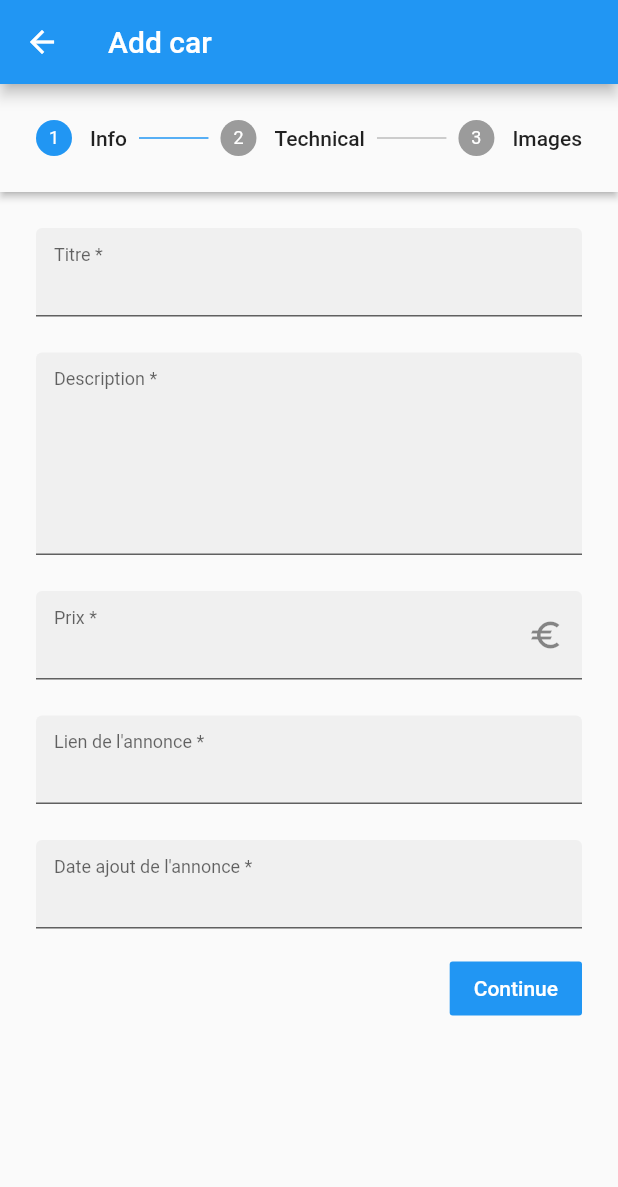
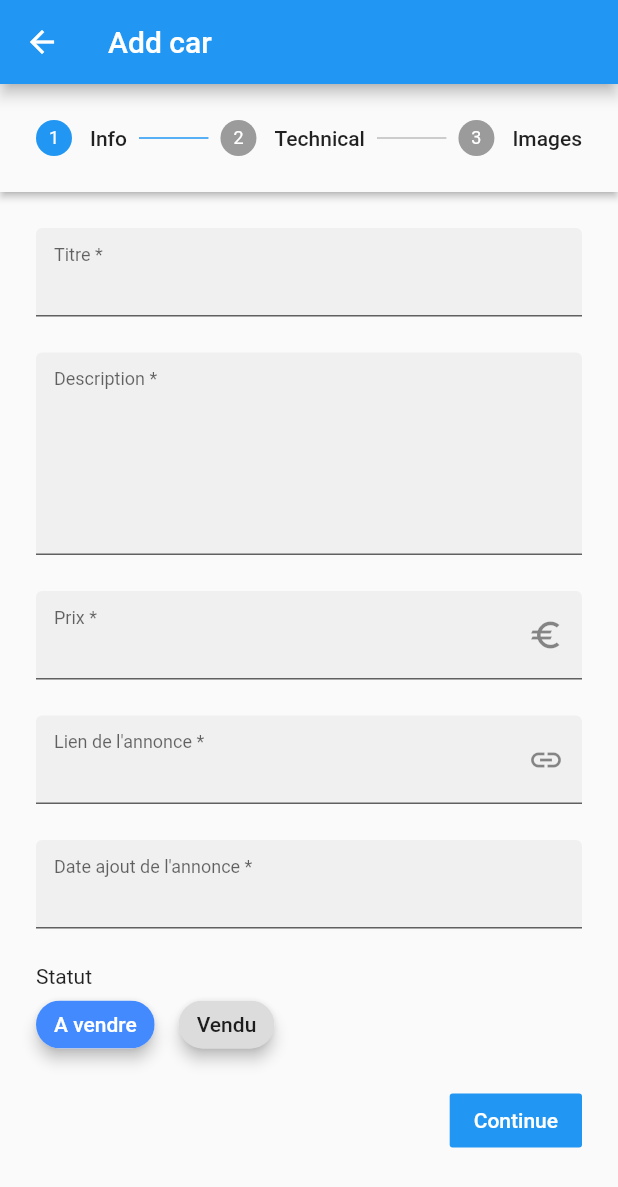
Before and after one commit to Pyozer/CarManager, a Flutter app: the screen it shows after launch, after a tap on the "add" icon, on a phone screen of 412 x 824 dp. Shown: the top 1187 px of the screen. Run offline on Flutter 3.47's test engine with Material 2 defaults, Android fonts, the phone set to English and light mode, and no system bars; our stand-ins replace firebase_core, firebase_storage, photo_view, reorderables, shared_preferences; accounts and stored records are empty; generated files the repository leaves out were written again; network calls fail.

Commit message:
feat(app): Many improvement, add edit, archive feature

```diff
--- a/lib/src/app.dart
+++ b/lib/src/app.dart
@@ -3,6 +3,7 @@ import 'package:flutter_gen/gen_l10n/app_localizations.dart';
 import 'package:flutter_localizations/flutter_localizations.dart';
 
 import 'modules/car/car_add.view.dart';
+import 'modules/car/car_archive_list.view.dart';
 import 'modules/car/car_details.view.dart';
 import 'modules/car/car_gallery.view.dart';
 import 'modules/car/car_list.view.dart';
@@ -12,12 +13,9 @@ import 'modules/settings/settings.view.dart';
 
 /// The Widget that configures your application.
 class MyApp extends StatelessWidget {
-  const MyApp({
-    Key? key,
-    required this.settingsController,
-  }) : super(key: key);
+  final SettingsController settingsController;
 
-  final SettingsController settingsController;
+  const MyApp({Key? key, required this.settingsController}) : super(key: key);
 
   @override
   Widget build(BuildContext context) {
@@ -54,21 +52,41 @@ class MyApp extends StatelessWidget {
           theme: lightTheme,
           darkTheme: darkTheme,
           themeMode: settingsController.themeMode,
-          onGenerateRoute: (RouteSettings routeSettings) {
+          onGenerateRoute: (RouteSettings settings) {
             return MaterialPageRoute<void>(
-              settings: routeSettings,
+              settings: settings,
               builder: (BuildContext context) {
-                switch (routeSettings.name) {
+                switch (settings.name) {
                   case SettingsView.routeName:
                     return SettingsView(controller: settingsController);
+
                   case FiltersView.routeName:
                     return const FiltersView();
+
                   case CarAddView.routeName:
-                    return CarAddView(controller: settingsController);
+                    final args = settings.arguments as CarAddViewArguments?;
+                    return CarAddView(
+                      controller: settingsController,
+                      baseCar: args?.baseCar,
+                    );
+
                   case CarDetailsView.routeName:
-                    return CarDetailsView(controller: settingsController);
+                    final args = settings.arguments as CarDetailsViewArguments;
+                    return CarDetailsView(
+                      controller: settingsController,
+                      carUUID: args.carUUID,
+                    );
+
                   case CarGalleryView.routeName:
-                    return const CarGalleryView();
+                    final args = settings.arguments as CarGalleryViewArguments;
+                    return CarGalleryView(
+                      imagesUrl: args.imagesUrl,
+                      defaultIndex: args.defaultIndex,
+                    );
+
+                  case CarArchiveListView.routeName:
+                    return CarArchiveListView(controller: settingsController);
+
                   case CarListView.routeName:
                   default:
                     return CarListView(controller: settingsController);
--- a/lib/src/modules/car/car_add.view.dart
+++ b/lib/src/modules/car/car_add.view.dart
@@ -1,7 +1,7 @@
-import 'dart:typed_data';
+import 'dart:convert';
 
+import 'package:flutter/foundation.dart';
 import 'package:flutter/material.dart';
-import 'package:flutter/services.dart';
 import 'package:collection/collection.dart';
 import 'package:intl/intl.dart';
 import 'package:reorderables/reorderables.dart';
@@ -18,18 +18,18 @@ import '../../widgets/add_image_square.widget.dart';
 import '../settings/settings.controller.dart';
 import 'widget/add_image_dialog.widget.dart';
 
-Future<Uint8List?> networkImageData(String imageUrl) async {
-  try {
-    final imageData = await NetworkAssetBundle(Uri.parse(imageUrl)).load('');
-    return imageData.buffer.asUint8List();
-  } catch (_) {}
-  return null;
+class CarAddViewArguments {
+  final Car? baseCar;
+
+  CarAddViewArguments({this.baseCar});
 }
 
 class CarAddView extends StatefulWidget {
   final SettingsController controller;
+  final Car? baseCar;
 
-  const CarAddView({Key? key, required this.controller}) : super(key: key);
+  const CarAddView({Key? key, required this.controller, this.baseCar})
+      : super(key: key);
 
   static const routeName = '/car_add';
 
@@ -43,29 +43,49 @@ class _CarAddViewState extends State<CarAddView> {
     GlobalKey<FormState>(),
     GlobalKey<FormState>(),
   ];
-  final _titleController = TextEditingController();
-  final _descController = TextEditingController();
-  final _kmController = TextEditingController();
-  final _monthController = TextEditingController();
-  final _yearController = TextEditingController();
-  final _hpController = TextEditingController();
-  final _priceController = TextEditingController();
-  final _adUrlController = TextEditingController();
-  final _adDateController = TextEditingController();
-  final _plateController = TextEditingController();
-  final _vinController = TextEditingController();
+  late final TextEditingController _titleController;
+  late final TextEditingController _descController;
+  late final TextEditingController _kmController;
+  late final TextEditingController _monthController;
+  late final TextEditingController _yearController;
+  late final TextEditingController _hpController;
+  late final TextEditingController _priceController;
+  late final TextEditingController _adUrlController;
+  late final TextEditingController _adDateController;
+  late final TextEditingController _plateController;
+  late final TextEditingController _vinController;
 
   late final Validator _validator;
 
   int _currentStep = 0;
   bool _isLoading = false;
 
-  final List<String> _imagesUrl = [];
+  List<String> _imagesUrl = [];
   Map<String, dynamic> car = {
     'uuid': const Uuid().v4(),
     'handDrive': HandDrive.left.name,
     'isSold': false,
   };
+
+  @override
+  void initState() {
+    super.initState();
+    if (widget.baseCar != null) {
+      car = jsonDecode(jsonEncode(widget.baseCar!.toJSON()));
+    }
+    _titleController = TextEditingController(text: car['title']);
+    _descController = TextEditingController(text: car['description']);
+    _kmController = TextEditingController(text: car['kms']?.toString());
+    _monthController = TextEditingController(text: car['month']?.toString());
+    _yearController = TextEditingController(text: car['year']?.toString());
+    _hpController = TextEditingController(text: car['hp']?.toString());
+    _priceController = TextEditingController(text: car['price']?.toString());
+    _adUrlController = TextEditingController(text: car['adUrl']);
+    _adDateController = TextEditingController(text: car['adDate']);
+    _plateController = TextEditingController(text: car['plate']);
+    _vinController = TextEditingController(text: car['vin']);
+    _imagesUrl = List<String>.from(car['imagesUrl'] ?? []);
+  }
 
   @override
   void didChangeDependencies() {
@@ -92,14 +112,26 @@ class _CarAddViewState extends State<CarAddView> {
   Future<void> _addCar() async {
     setState(() => _isLoading = true);
 
+    if (widget.baseCar == null ||
+        !listEquals(widget.baseCar!.imagesUrl, _imagesUrl)) {
+      // Download all images
+      final imagesData = await Future.wait(
+        _imagesUrl.mapIndexed((index, imageUrl) => networkImageData(imageUrl)),
+      );
+
+      // Delete current saved images to avoid duplicates in storage
       final imageStoragePath = 'images/${car['uuid']}';
+      await deleteAllFromStorage(imageStoragePath);
+
+      // Upload images previously downloaded
       final imagesStorageUrls = await Future.wait(
-      _imagesUrl.mapIndexed((index, imageUrl) {
-        return saveImageToStorage(imageUrl, imageStoragePath, index);
+        imagesData.whereNotNull().mapIndexed((index, imageUrl) {
+          return saveToStorage(imageUrl, imageStoragePath, index);
         }),
       );
 
       if (imagesStorageUrls.any((img) => img == null)) {
+        setState(() => _isLoading = false);
         ScaffoldMessenger.of(context).showSnackBar(
           SnackBar(
             content: const Text(
@@ -114,11 +146,19 @@ class _CarAddViewState extends State<CarAddView> {
       }
 
       car['imagesUrl'] = imagesStorageUrls;
+    }
     final newCar = Car.fromJSON(car);
+
+    if (widget.baseCar != null) {
+      final index = widget.controller.carsSaved.indexWhere(
+        (car) => car.uuid == widget.baseCar!.uuid,
+      );
+      widget.controller.carsSaved[index] = newCar;
+      await widget.controller.updateCarsSaved(widget.controller.carsSaved);
+    } else {
       await widget.controller.addCar(newCar);
+    }
     Navigator.of(context).pop();
-
-    setState(() => _isLoading = false);
   }
 
   void _updateCarValue(String fieldKey, dynamic value) {
@@ -207,7 +247,9 @@ class _CarAddViewState extends State<CarAddView> {
         controller: _adUrlController,
         autovalidateMode: AutovalidateMode.onUserInteraction,
         keyboardType: TextInputType.url,
-        decoration: inputDeco(labelText: 'Lien de l\'annonce *'),
+        decoration: inputDeco(labelText: 'Lien de l\'annonce *').copyWith(
+          suffixIcon: const Icon(Icons.link),
+        ),
         onChanged: (value) => _updateCarValue('adUrl', value),
         validator: _validator.noEmpty,
       ),
@@ -234,6 +276,28 @@ class _CarAddViewState extends State<CarAddView> {
           _updateCarValue('adDate', date.toIso8601String());
         },
         validator: _validator.noEmpty,
+      ),
+      Column(
+        mainAxisSize: MainAxisSize.min,
+        crossAxisAlignment: CrossAxisAlignment.stretch,
+        children: [
+          const Text('Statut'),
+          Wrap(
+            spacing: 16,
+            children: [false, true].map((isSold) {
+              return ChoiceChip(
+                label: Text(isSold ? 'Vendu' : 'A vendre'),
+                labelStyle: isSold == car['isSold']
+                    ? const TextStyle(color: Colors.white)
+                    : null,
+                elevation: 4,
+                selectedColor: Theme.of(context).colorScheme.secondary,
+                selected: isSold == car['isSold'],
+                onSelected: (_) => _updateCarValue('isSold', isSold),
+              );
+            }).toList(),
+          ),
+        ],
       ),
     ].superJoin(const SizedBox(height: 24));
   }
@@ -398,7 +462,7 @@ class _CarAddViewState extends State<CarAddView> {
           ? FloatingActionButton.extended(
               onPressed: !_isLoading ? _addCar : null,
               label: _isLoading
-                  ? const Text('Ajout en cours')
+                  ? const Text('Ajout en cours…')
                   : const Text('Ajouter'),
               icon: _isLoading ? _buildLoader() : const Icon(Icons.add),
             )
@@ -425,8 +489,11 @@ class _CarAddViewState extends State<CarAddView> {
           }
           setState(() => _currentStep = step);
         },
-        onStepCancel:
-            _currentStep > 0 ? () => setState(() => _currentStep--) : null,
+        onStepCancel: _currentStep > 0
+            ? () {
+                setState(() => _currentStep--);
+              }
+            : null,
         steps: [
           _buildStep(
             title: 'Info',
--- a/lib/src/modules/car/car_list.view.dart
+++ b/lib/src/modules/car/car_list.view.dart
@@ -2,25 +2,22 @@ import 'package:flutter/material.dart';
 import 'package:flutter_gen/gen_l10n/app_localizations.dart';
 
 import 'car_add.view.dart';
+import 'car_archive_list.view.dart';
 import 'widget/car_card.widget.dart';
 import '../filters/filters.view.dart';
 import '../settings/settings.controller.dart';
 import '../settings/settings.view.dart';
 
-/// Displays a list of SampleItems.
 class CarListView extends StatelessWidget {
-  const CarListView({
-    Key? key,
-    required this.controller,
-  }) : super(key: key);
+  final SettingsController controller;
+
+  const CarListView({Key? key, required this.controller}) : super(key: key);
 
   static const routeName = '/';
 
-  final SettingsController controller;
-
   @override
   Widget build(BuildContext context) {
-    final carsSaved = controller.carsSaved;
+    final cars = controller.carsSaved.where((car) => !car.isArchive).toList();
 
     return Scaffold(
       appBar: AppBar(
@@ -36,14 +33,25 @@ class CarListView extends StatelessWidget {
         ),
         actions: [
           IconButton(
-            onPressed: () => Navigator.of(context).pushNamed(CarAddView.routeName),
+            icon: const Icon(Icons.add),
             color: Theme.of(context).colorScheme.onSurface,
-            icon: const Icon(Icons.add),
+            onPressed: () {
+              Navigator.of(context).pushNamed(CarAddView.routeName);
+            },
           ),
           IconButton(
-            onPressed: () => Navigator.of(context).pushNamed(SettingsView.routeName),
+            icon: const Icon(Icons.archive_outlined),
             color: Theme.of(context).colorScheme.onSurface,
+            onPressed: () {
+              Navigator.of(context).pushNamed(CarArchiveListView.routeName);
+            },
+          ),
+          IconButton(
             icon: const Icon(Icons.settings),
+            color: Theme.of(context).colorScheme.onSurface,
+            onPressed: () {
+              Navigator.of(context).pushNamed(SettingsView.routeName);
+            },
           ),
         ],
       ),
@@ -54,12 +62,9 @@ class CarListView extends StatelessWidget {
         heroTag: 'Filters',
       ),
       body: ListView.builder(
-        restorationId: 'sampleItemListView',
         padding: const EdgeInsets.only(top: 16, bottom: 82),
-        itemCount: carsSaved.length,
-        itemBuilder: (BuildContext context, int index) {
-          return CarCard(car: carsSaved[index]);
-        },
+        itemCount: cars.length,
+        itemBuilder: (_, int index) => CarCard(car: cars[index]),
       ),
     );
   }
--- a/lib/src/modules/car/model/car.model.dart
+++ b/lib/src/modules/car/model/car.model.dart
@@ -1,5 +1,3 @@
-import 'dart:convert';
-
 import 'package:intl/intl.dart';
 
 import '../../../utils/number.extension.dart';
@@ -17,13 +15,14 @@ class Car {
   final int hp;
   final int price;
   final HandDrive handDrive;
-  final bool isSold;
+  bool isSold;
+  bool isArchive;
   final String adUrl;
   final DateTime adDate;
   final String? plate;
   final String? vin;
 
-  const Car({
+  Car({
     required this.uuid,
     required this.title,
     required this.imagesUrl,
@@ -35,6 +34,7 @@ class Car {
     required this.price,
     required this.handDrive,
     required this.isSold,
+    required this.isArchive,
     required this.adUrl,
     required this.adDate,
     this.plate,
@@ -57,8 +57,8 @@ class Car {
     return handDrive == HandDrive.right ? 'RHD' : 'LHD';
   }
 
-  String toJSON() {
-    return jsonEncode({
+  Map<String, dynamic> toJSON() {
+    return {
       'uuid': uuid,
       'title': title,
       'imagesUrl': imagesUrl,
@@ -70,11 +70,12 @@ class Car {
       'price': price,
       'handDrive': handDrive.name,
       'isSold': isSold,
+      'isArchive': isArchive,
       'adUrl': adUrl,
       'adDate': adDate.toIso8601String(),
       'plate': plate,
       'vin': vin,
-    });
+    };
   }
 
   static Car fromJSON(dynamic data) {
@@ -93,6 +94,7 @@ class Car {
         orElse: () => HandDrive.left,
       ),
       isSold: data['isSold'],
+      isArchive: data['isArchive'],
       adUrl: data['adUrl'],
       adDate: DateTime.parse(data['adDate']),
       plate: data['plate'],
--- a/lib/src/modules/car/widget/car_card.widget.dart
+++ b/lib/src/modules/car/widget/car_card.widget.dart
@@ -25,7 +25,7 @@ class CarCard extends StatelessWidget {
           Navigator.pushNamed(
             context,
             CarDetailsView.routeName,
-            arguments: CarDetailsViewArguments(car: car),
+            arguments: CarDetailsViewArguments(carUUID: car.uuid),
           );
         },
         child: ClipRRect(
--- a/lib/src/modules/settings/settings.service.dart
+++ b/lib/src/modules/settings/settings.service.dart
@@ -34,7 +34,7 @@ class SettingsService {
     final prefs = await SharedPreferences.getInstance();
     await prefs.setStringList(
       'cars_saved',
-      carsSaved.map((car) => car.toJSON()).toList(),
+      carsSaved.map((car) => jsonEncode(car.toJSON())).toList(),
     );
   }
 }
--- a/lib/src/modules/settings/settings.view.dart
+++ b/lib/src/modules/settings/settings.view.dart
@@ -3,11 +3,11 @@ import 'package:flutter/material.dart';
 import 'settings.controller.dart';
 
 class SettingsView extends StatelessWidget {
+  final SettingsController controller;
+
   const SettingsView({Key? key, required this.controller}) : super(key: key);
 
   static const routeName = '/settings';
-
-  final SettingsController controller;
 
   @override
   Widget build(BuildContext context) {
--- a/lib/src/utils/data.util.dart
+++ b/lib/src/utils/data.util.dart
@@ -27,6 +27,7 @@ Voiture très peu utilisée, 33000 Km seulement
     price: 39000,
     handDrive: HandDrive.right,
     isSold: false,
+    isArchive: false,
     adUrl: 'https://www.leboncoin.fr/voitures/2169712683.htm',
     adDate: DateTime.parse('2022-05-31 10:42:00'),
     plate: '3807-YA-72',
@@ -90,6 +91,7 @@ Pas d'échange même contre Lotus elise, exige, cup, s1, s2, s3, exige v6, cater
     price: 44900,
     handDrive: HandDrive.right,
     isSold: false,
+    isArchive: false,
     adUrl: 'https://www.leboncoin.fr/voitures/2162588834.htm',
     adDate: DateTime.parse('2022-05-16 12:10:00'),
     plate: 'FC-835-XY',
@@ -130,6 +132,7 @@ Pour plus d'informations
     price: 42000,
     handDrive: HandDrive.left,
     isSold: true,
+    isArchive: false,
     adUrl: 'https://www.leboncoin.fr/voitures/2159587412.htm',
     adDate: DateTime.parse('2022-05-26 12:10:00'),
     plate: 'BG-037-EH',
```
Also changed, not shown: lib/src/modules/car/car_archive_list.view.dart (added, +41 -0 lines), lib/src/modules/car/car_details.view.dart (+54 -21 lines), lib/src/modules/car/car_gallery.view.dart (+27 -14 lines), lib/src/modules/car/widget/car_sold.widget.dart (added, +21 -0 lines), lib/src/modules/settings/settings.controller.dart (+8 -0 lines), lib/src/utils/image.util.dart (+13 -8 lines). Lines whose indentation alone changed are shown as unchanged.
